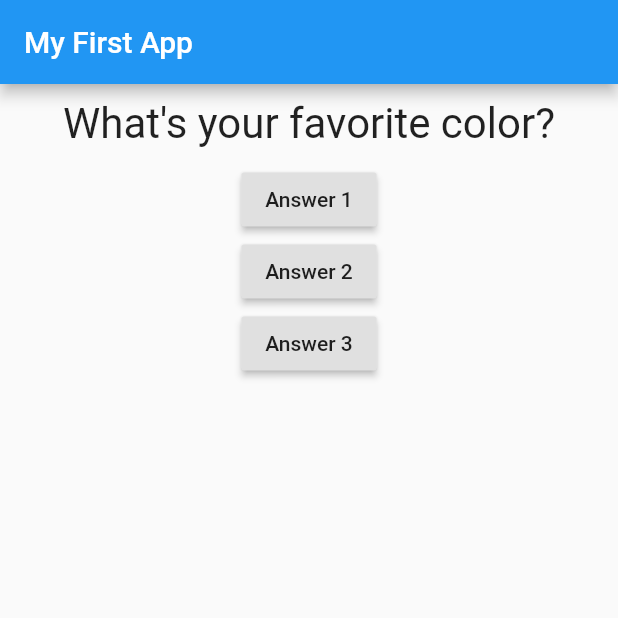
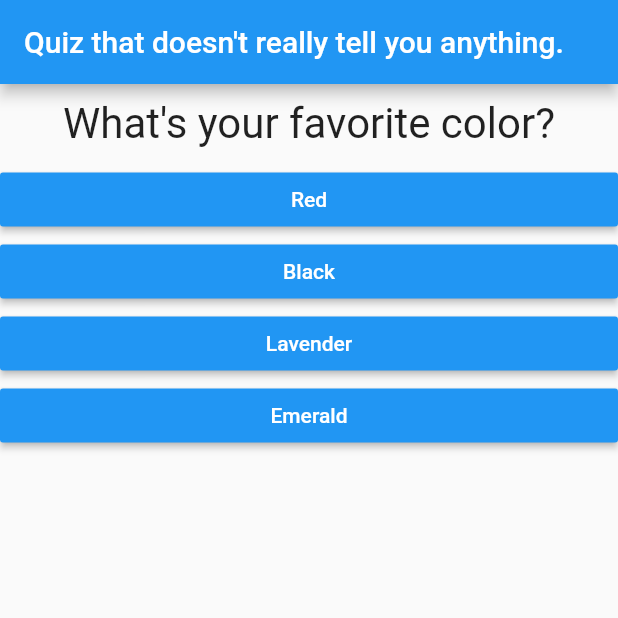
Before and after one commit to naman-gurnaaz/QuizApp, a Flutter app: the screen it shows after launch, on a phone screen of 412 x 824 dp, the top half of it. Run offline on Flutter 3.47's test engine with Material 2 defaults, Android fonts, the phone set to English and light mode, and no system bars.

Commit message:
Using lists and mapping, splitting widgets and using callback funcs

```diff
--- /dev/null
+++ b/lib/answer.dart
@@ -0,0 +1,26 @@
+import 'package:flutter/material.dart';
+
+class Answer extends StatelessWidget {
+  final Function selectHandler;
+  final String answerText;
+
+  Answer(this.selectHandler, this.answerText);
+
+  @override
+  Widget build(BuildContext context) {
+    return Container(
+      width: double.infinity,
+      // ignore: deprecated_member_use
+      child: RaisedButton(
+        textColor: Colors.white,
+        child: Text(
+          answerText,
+        ),
+        onPressed: () {
+          selectHandler();
+        },
+        color: Colors.blue,
+      ),
+    );
+  }
+}
--- a/lib/main.dart
+++ b/lib/main.dart
@@ -1,10 +1,11 @@
+import 'package:first_app/result.dart';
 import 'package:flutter/material.dart';
-import './question.dart';
+import './quiz.dart';
+import './result.dart';
 
 void main() => runApp(MyApp());
 
 class MyApp extends StatefulWidget {
-
   @override
   State<StatefulWidget> createState() {
     return _MyAppState();
@@ -12,10 +13,50 @@ class MyApp extends StatefulWidget {
 }
 
 class _MyAppState extends State<MyApp> {
+  final _questions = const [
+    {
+      'questionText': 'What\'s your favorite color?',
+      'answer': [
+        'Red',
+        'Black',
+        'Lavender',
+        'Emerald',
+      ]
+    },
+    {
+      'questionText': 'What\'s your favourite animal?',
+      'answer': [
+        'Dogs',
+        'Cats',
+        'Turtle',
+        'Giraffe',
+      ]
+    },
+    {
+      'questionText': 'Who\'s your favourite Harry Potter Character?',
+      'answer': [
+        'Luna Lovegood',
+        'Bellatrix Lestrange',
+        'Prof. Albus Dumbledore',
+        'Prof. Minerva McGonnagal',
+      ]
+    },
+    {
+      'questionText': 'What\'s your Harry Potter house?',
+      'answer': [
+        'Gryffindor',
+        'Hufflepuff',
+        'Ravenclaw',
+        'Slytherin',
+      ]
+    }
+  ];
 
   var _questionIndex = 0;
 
   void _answerQuestion() {
+    if (_questionIndex < _questions.length) {}
+
     setState(() {
       _questionIndex = _questionIndex + 1;
     });
@@ -24,36 +65,18 @@ class _MyAppState extends State<MyApp> {
 
   @override
   Widget build(BuildContext context) {
-
-    var questions = [
-      "What's your favorite color?",
-      "What's your favourite animal?"
-    ];
-
     return MaterialApp(
       home: Scaffold(
         appBar: AppBar(
-          title: Text('My First App'),
+          title: Text('Quiz that doesn\'t really tell you anything.'),
         ),
-        body: Column(
-          children: [
-            Question(
-              questions[_questionIndex],
-            ),
-            RaisedButton(
-              child: Text('Answer 1'),
-              onPressed: _answerQuestion,
-            ),
-            RaisedButton(
-              child: Text('Answer 2'),
-              onPressed: _answerQuestion,
-            ),
-            RaisedButton(
-              child: Text('Answer 3'),
-              onPressed: _answerQuestion,
-            ),
-          ],
-        ),
+        body: _questionIndex < _questions.length
+            ? Quiz(
+              answerQuestion :_answerQuestion,
+               questions: _questions,
+               questionIndex: _questionIndex,
+            )
+            : Result(),
       ),
     );
   }
--- /dev/null
+++ b/lib/quiz.dart
@@ -0,0 +1,30 @@
+import 'package:flutter/material.dart';
+import './question.dart';
+import './answer.dart';
+
+class Quiz extends StatelessWidget {
+
+  final List<Map<String, Object>> questions;
+  final Function answerQuestion;
+  final int questionIndex;
+
+  Quiz({
+    required this.questions,
+    required this.answerQuestion,
+    required this.questionIndex,
+  });
+
+  @override
+  Widget build(BuildContext context) {
+    return Column(
+      children: [
+        Question(
+          questions[questionIndex]['questionText'].toString(),
+        ),
+        ...(questions[questionIndex]['answer'] as List<String>).map((answer) {
+          return Answer(answerQuestion, answer);
+        }).toList()
+      ],
+    );
+  }
+}
--- /dev/null
+++ b/lib/result.dart
@@ -0,0 +1,10 @@
+import 'package:flutter/material.dart';
+
+class Result extends StatelessWidget {
+  @override
+  Widget build(BuildContext context) {
+    return Center(
+      child: Text('Told you :) \n It tells you nothing... :)'),
+    );
+  }
+}
```
